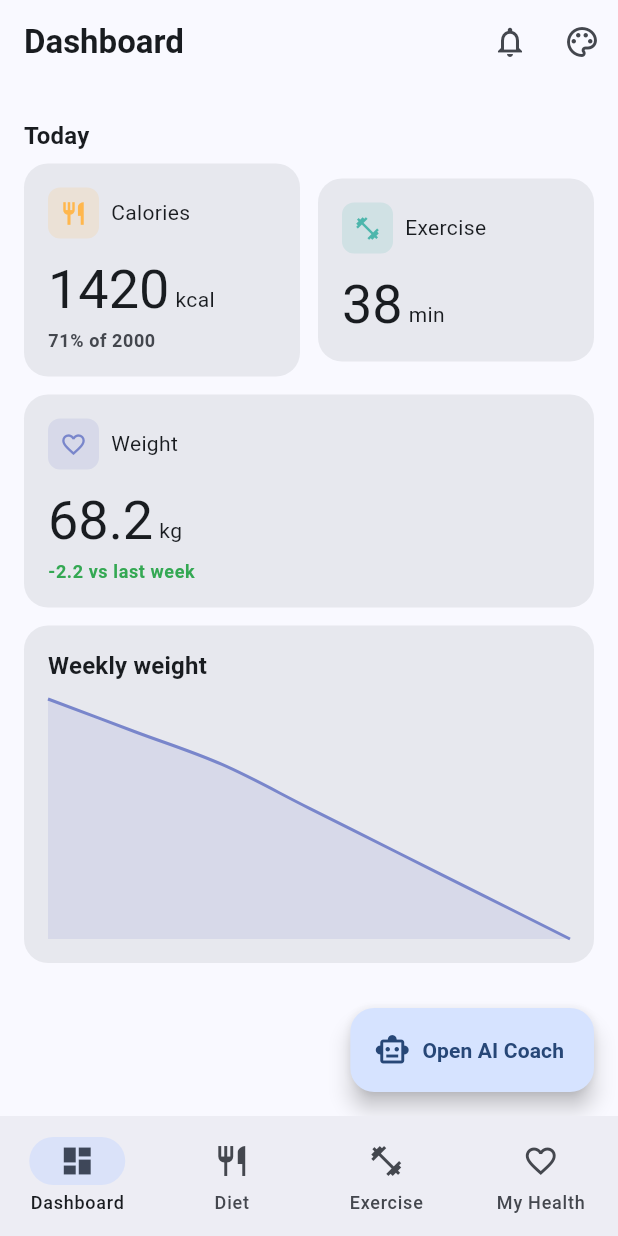
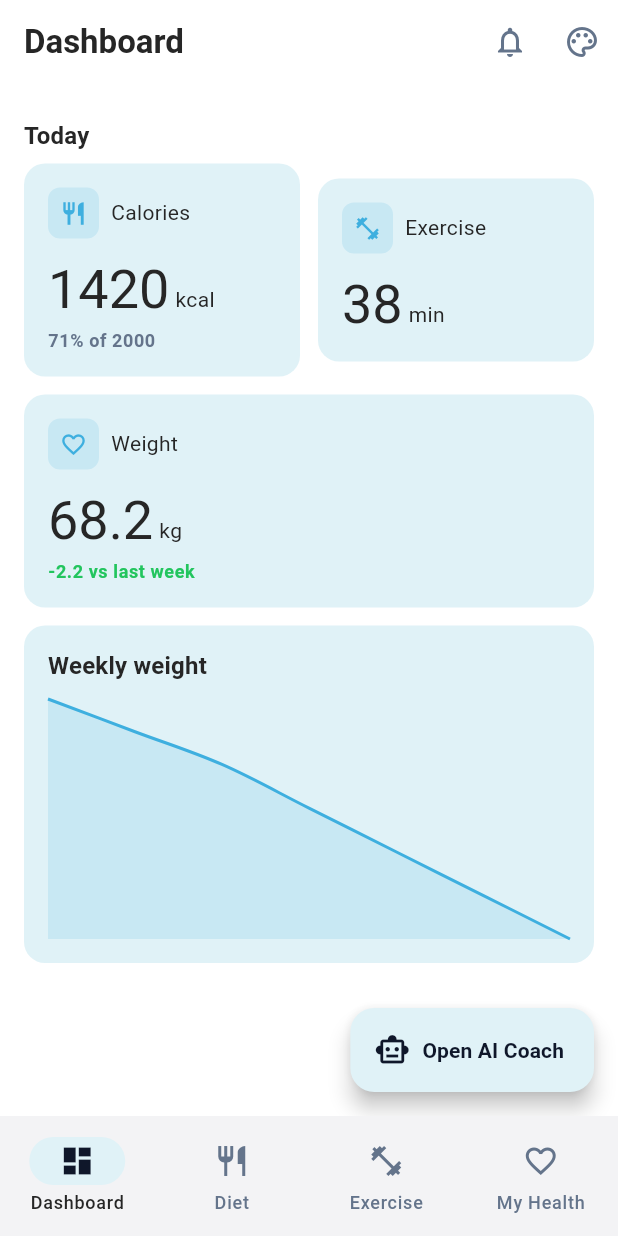
Before and after one commit to barmi/oncare-flutter, a Flutter app: the screen it shows after launch, on a phone screen of 412 x 824 dp. Run offline on Flutter 3.47's test engine with Material 3 defaults, Android fonts, the light colour scheme and no system bars; drawn by our look-alikes of fl_chart, flutter_animate; our stand-ins replace dio, drift, drift_flutter, flutter_riverpod, flutter_secure_storage, go_router and 2 more; accounts and stored records are empty.

Commit message:
refactor(theme): align tokens with original shadcn theme.css (phase 8.1)
AppColors switched from the Material-style placeholder palette to the
exact values from the original prototype's `src/styles/theme.css`:

- primary           #3EAFDF  (was #3F8EFC)
- secondary         #277DA1  (was #5FD3A4)
- warning           #F97316  (was #FBBC05)
- accent / muted    #E0F2F7 / #E8F4F8
- mutedForeground   #64748B
- destructive       #D4183D
- inputBackground   #F3F3F5
- border            rgba(0,0,0,0.1)
- foreground        #262626 (oklch(0.145 0 0))

Removed the domain accents (domainDiet/domainExercise/domainHealth/
domainAiCoach) — the original app uses a single teal/blue brand
throughout. Every callsite was swept to AppColors.primary so existing
pages keep compiling; Stage 8.3–8.6 will re-style them properly.

Kept compatibility aliases for widgets that still reference older
semantic names: `success` (= green-500), `info` (= primary), `error`
(= destructive), `primaryContainer` (= accent).

AppRadius:
- base/md = 10 (was 12) — matches `--radius: 0.625rem`
- new `card` = 20 — matches tailwind `rounded-2xl` used by every
  large card in the React app.

AppTheme.light() now ships a hand-crafted ColorScheme so primary,
secondary, surface, container layers and outline map exactly to the
shadcn variables instead of being seeded.

flutter analyze clean. 55/55 tests pass.

```diff
--- a/lib/design_system/theme/app_theme.dart
+++ b/lib/design_system/theme/app_theme.dart
@@ -3,24 +3,70 @@ import 'package:flutter/material.dart';
 import 'package:oncare/design_system/tokens/colors.dart';
 import 'package:oncare/design_system/tokens/typography.dart';
 
-/// Builds the app-wide `ThemeData` for light and dark mode. All colour
-/// roles flow from the seed `AppColors.primary` via Material 3's
-/// `ColorScheme.fromSeed`, so any Figma palette update only needs to
-/// touch `colors.dart`.
+/// Builds the app-wide `ThemeData`. The light scheme is hand-mapped from
+/// the original prototype's `theme.css` so the look matches 1:1; dark
+/// mode falls back to a derived ColorScheme.fromSeed for now and will
+/// be tightened in a later phase.
 class AppTheme {
   AppTheme._();
 
-  static ThemeData light() => _build(Brightness.light);
-  static ThemeData dark() => _build(Brightness.dark);
-
-  static ThemeData _build(Brightness brightness) {
-    final scheme = ColorScheme.fromSeed(
-      seedColor: AppColors.primary,
-      brightness: brightness,
+  static ThemeData light() {
+    const ColorScheme scheme = ColorScheme(
+      brightness: Brightness.light,
+      primary: AppColors.primary,
+      onPrimary: AppColors.primaryForeground,
+      primaryContainer: AppColors.accent,
+      onPrimaryContainer: AppColors.accentForeground,
+      secondary: AppColors.secondary,
+      onSecondary: AppColors.secondaryForeground,
+      secondaryContainer: AppColors.accent,
+      onSecondaryContainer: AppColors.accentForeground,
+      tertiary: AppColors.secondary,
+      onTertiary: AppColors.secondaryForeground,
+      error: AppColors.destructive,
+      onError: AppColors.destructiveForeground,
+      errorContainer: Color(0xFFFEE2E2),
+      onErrorContainer: AppColors.destructive,
+      surface: AppColors.background,
+      onSurface: AppColors.foreground,
+      surfaceContainerLowest: AppColors.background,
+      surfaceContainerLow: AppColors.background,
+      surfaceContainer: AppColors.inputBackground,
+      surfaceContainerHigh: AppColors.accent,
+      surfaceContainerHighest: AppColors.muted,
+      onSurfaceVariant: AppColors.mutedForeground,
+      outline: AppColors.border,
+      outlineVariant: AppColors.border,
+      surfaceTint: AppColors.primary,
+      inverseSurface: AppColors.foreground,
+      onInverseSurface: AppColors.background,
+      inversePrimary: AppColors.accent,
+      shadow: Color(0xFF000000),
+      scrim: Color(0xFF000000),
     );
     final base = ThemeData(
       useMaterial3: true,
-      brightness: brightness,
+      brightness: Brightness.light,
+      colorScheme: scheme,
+      scaffoldBackgroundColor: AppColors.background,
+      visualDensity: VisualDensity.adaptivePlatformDensity,
+    );
+    return base.copyWith(
+      textTheme: AppTypography.buildTextTheme(base.textTheme),
+      progressIndicatorTheme: const ProgressIndicatorThemeData(
+        color: AppColors.primary,
+      ),
+    );
+  }
+
+  static ThemeData dark() {
+    final scheme = ColorScheme.fromSeed(
+      seedColor: AppColors.primary,
+      brightness: Brightness.dark,
+    );
+    final base = ThemeData(
+      useMaterial3: true,
+      brightness: Brightness.dark,
       colorScheme: scheme,
       visualDensity: VisualDensity.adaptivePlatformDensity,
     );
--- a/lib/design_system/tokens/colors.dart
+++ b/lib/design_system/tokens/colors.dart
@@ -1,25 +1,72 @@
 import 'package:flutter/painting.dart';
 
-/// Placeholder palette — values are taken from docs/DESIGN_TOKENS.md.
-/// Real Figma values land in Stage 3.1.
+/// Palette aligned with the original React prototype's `src/styles/theme.css`
+/// (shadcn-style CSS variables). Light mode only for now — dark mode
+/// follows the same shape and lands in a later phase.
 class AppColors {
   AppColors._();
 
   // --- Brand ---
-  static const Color primary = Color(0xFF3F8EFC);
-  static const Color primaryContainer = Color(0xFFD9E8FF);
-  static const Color secondary = Color(0xFF5FD3A4);
-  static const Color accent = Color(0xFFFF8A65);
+  /// `--primary` — bright teal-blue used for CTAs / active nav / accent
+  /// fills throughout the app.
+  static const Color primary = Color(0xFF3EAFDF);
+  static const Color primaryForeground = Color(0xFFFFFFFF);
+
+  /// `--secondary` — deeper blue used as the second stop of the
+  /// "today's record" gradient card.
+  static const Color secondary = Color(0xFF277DA1);
+  static const Color secondaryForeground = Color(0xFFFFFFFF);
+
+  // --- Surface / text ---
+  /// `--background`
+  static const Color background = Color(0xFFFFFFFF);
+
+  /// `--foreground` (oklch(0.145 0 0) ≈ #262626).
+  static const Color foreground = Color(0xFF262626);
+
+  static const Color card = Color(0xFFFFFFFF);
+  static const Color cardForeground = Color(0xFF262626);
+
+  /// `--muted` — very soft blue tint used as fill for progress-bar tracks.
+  static const Color muted = Color(0xFFE8F4F8);
+
+  /// `--muted-foreground` — slate-500 ish.
+  static const Color mutedForeground = Color(0xFF64748B);
+
+  /// `--accent` — softer blue used as background for list rows /
+  /// pills inside cards.
+  static const Color accent = Color(0xFFE0F2F7);
+  static const Color accentForeground = Color(0xFF0F172A);
 
   // --- Semantic ---
-  static const Color success = Color(0xFF34A853);
-  static const Color warning = Color(0xFFFBBC05);
-  static const Color error = Color(0xFFEA4335);
-  static const Color info = Color(0xFF4285F4);
+  static const Color destructive = Color(0xFFD4183D);
+  static const Color destructiveForeground = Color(0xFFFFFFFF);
 
-  // --- Domain (Oncare-specific accents, used by feature cards) ---
-  static const Color domainDiet = Color(0xFFFFB74D);
-  static const Color domainExercise = Color(0xFF4DB6AC);
-  static const Color domainHealth = Color(0xFF7986CB);
-  static const Color domainAiCoach = Color(0xFF9575CD);
+  /// `--warning` — orange used for "sodium too high" alerts and
+  /// over-budget progress fills.
+  static const Color warning = Color(0xFFF97316);
+  static const Color warningForeground = Color(0xFFFFFFFF);
+
+  // --- Borders & input ---
+  /// `--border: rgba(0,0,0,0.1)`
+  static const Color border = Color(0x1A000000);
+
+  /// `--input-background`
+  static const Color inputBackground = Color(0xFFF3F3F5);
+
+  // --- Extra accents used by the gradient cards in the original. ---
+  /// Used by the "이번 주 건강 점수" card (green gradient).
+  static const Color scoreGradientStart = Color(
+    0xFF22C55E,
+  ); // tailwind green-500
+  static const Color scoreGradientEnd = Color(0xFF059669); // emerald-600
+
+  // --- Additional semantic aliases used by our reusable widgets
+  // (AppBadge tones, MetricCard delta tones). The original React
+  // app does not have explicit `success` / `info` tokens — these are
+  // pragmatic additions kept in the same teal/orange/green family.
+  static const Color success = scoreGradientStart;
+  static const Color info = primary;
+  static const Color error = destructive;
+  static const Color primaryContainer = accent;
 }
--- a/lib/design_system/tokens/radius.dart
+++ b/lib/design_system/tokens/radius.dart
@@ -1,12 +1,15 @@
 import 'package:flutter/painting.dart';
 
-/// Border-radius tokens (see docs/DESIGN_TOKENS.md §4).
+/// Border-radius tokens aligned with the original prototype.
+/// `--radius` in the shadcn theme is `0.625rem` (10px). Cards in the
+/// React app use Tailwind `rounded-2xl` which renders ~20px.
 class AppRadius {
   AppRadius._();
-  static const Radius xs = Radius.circular(4);
+  static const Radius xs = Radius.circular(6);
   static const Radius sm = Radius.circular(8);
-  static const Radius md = Radius.circular(12);
-  static const Radius lg = Radius.circular(16);
-  static const Radius xl = Radius.circular(24);
+  static const Radius md = Radius.circular(10); // shadcn base radius
+  static const Radius lg = Radius.circular(14);
+  static const Radius xl = Radius.circular(16);
+  static const Radius card = Radius.circular(20); // tailwind rounded-2xl
   static const Radius pill = Radius.circular(999);
 }
--- a/lib/features/dashboard/presentation/widgets/dashboard_content.dart
+++ b/lib/features/dashboard/presentation/widgets/dashboard_content.dart
@@ -37,14 +37,14 @@ class DashboardContent extends StatelessWidget {
       unit: l.unitKcal,
       delta: l.dashboardCaloriesProgress(caloriesPct, summary.caloriesGoal),
       icon: Icons.restaurant,
-      accentColor: AppColors.domainDiet,
+      accentColor: AppColors.primary,
     );
     final exerciseCard = MetricCard(
       title: l.dashboardMetricExercise,
       value: summary.exerciseMinutesToday.toString(),
       unit: l.unitMinutes,
       icon: Icons.fitness_center,
-      accentColor: AppColors.domainExercise,
+      accentColor: AppColors.primary,
     );
     final weightCard = MetricCard(
       title: l.dashboardMetricWeight,
@@ -58,12 +58,12 @@ class DashboardContent extends StatelessWidget {
           ? MetricDeltaTone.positive
           : MetricDeltaTone.negative,
       icon: Icons.favorite_outline,
-      accentColor: AppColors.domainHealth,
+      accentColor: AppColors.primary,
     );
     final chartCard = ChartCard(
       title: l.dashboardChartWeightWeek,
       height: 160,
-      child: AppLineChart(color: AppColors.domainHealth, spots: weightSpots),
+      child: AppLineChart(color: AppColors.primary, spots: weightSpots),
     );
 
     final mobileTiles = <Widget>[
--- a/lib/features/diet/presentation/widgets/meal_card.dart
+++ b/lib/features/diet/presentation/widgets/meal_card.dart
@@ -33,7 +33,7 @@ class MealCard extends StatelessWidget {
               Text(
                 '${entry.totalCalories} kcal',
                 style: theme.textTheme.titleSmall?.copyWith(
-                  color: AppColors.domainDiet,
+                  color: AppColors.primary,
                   fontWeight: FontWeight.w700,
                 ),
               ),
--- a/lib/features/exercise/presentation/pages/exercise_page.dart
+++ b/lib/features/exercise/presentation/pages/exercise_page.dart
@@ -61,7 +61,7 @@ class _Body extends StatelessWidget {
                 value: week.totalMinutes.toString(),
                 unit: '분',
                 icon: Icons.timer_outlined,
-                accentColor: AppColors.domainExercise,
+                accentColor: AppColors.primary,
               ),
             ),
             const SizedBox(width: AppSpacing.md),
@@ -71,7 +71,7 @@ class _Body extends StatelessWidget {
                 value: week.averageMinutes.toStringAsFixed(0),
                 unit: '분',
                 icon: Icons.show_chart,
-                accentColor: AppColors.domainExercise,
+                accentColor: AppColors.primary,
               ),
             ),
           ],
@@ -80,7 +80,7 @@ class _Body extends StatelessWidget {
         ChartCard(
           title: '주간 운동 시간',
           child: AppBarChart(
-            color: AppColors.domainExercise,
+            color: AppColors.primary,
             values: week.dailyMinutes,
             labels: week.dayLabels,
           ),
--- a/lib/features/place/presentation/pages/place_page.dart
+++ b/lib/features/place/presentation/pages/place_page.dart
@@ -116,7 +116,7 @@ class _PlaceTile extends StatelessWidget {
             width: 48,
             height: 48,
             decoration: BoxDecoration(
-              color: AppColors.domainAiCoach.withValues(alpha: 0.15),
+              color: AppColors.primary.withValues(alpha: 0.15),
               borderRadius: const BorderRadius.all(AppRadius.md),
             ),
             child: const Icon(Icons.place_outlined),
```
Also changed, not shown: lib/design_system/catalog/ui_catalog_page.dart (+12 -16 lines), lib/features/ai_coach/presentation/pages/ai_coach_page.dart (+2 -5 lines), lib/features/diet/presentation/pages/diet_record_page.dart (+4 -4 lines), lib/features/my_health/presentation/pages/my_health_page.dart (+4 -4 lines).
